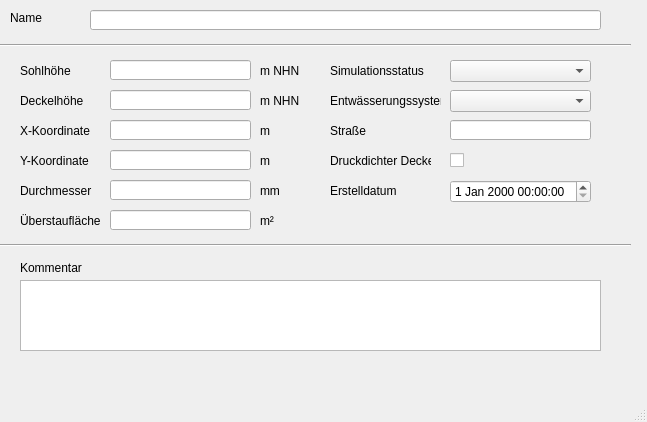
Old version of the form qkan/importhe/templates/schaechte.ui in the repository hoettges/QKan.
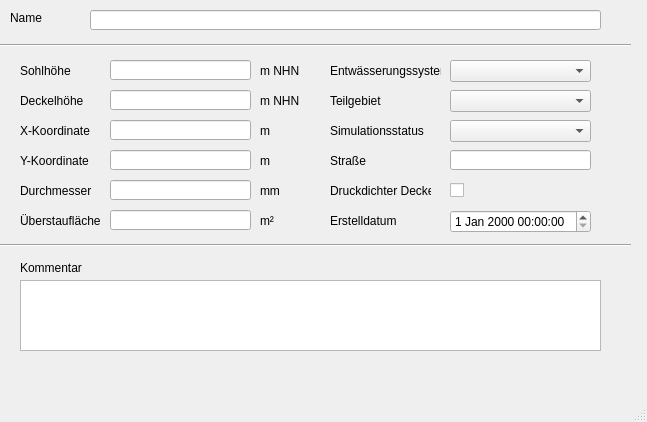
New version of the form. Custom widgets are drawn as their Qt base class.

Patch:
```diff
--- a/qkan/importhe/templates/schaechte.ui
+++ b/qkan/importhe/templates/schaechte.ui
@@ -21,7 +21,7 @@
     <property name="geometry">
      <rect>
       <x>330</x>
-      <y>60</y>
+      <y>120</y>
       <width>111</width>
       <height>21</height>
      </rect>
@@ -112,7 +112,7 @@
     <property name="geometry">
      <rect>
       <x>330</x>
-      <y>180</y>
+      <y>210</y>
       <width>71</width>
       <height>21</height>
      </rect>
@@ -229,7 +229,7 @@
     <property name="geometry">
      <rect>
       <x>330</x>
-      <y>90</y>
+      <y>60</y>
       <width>111</width>
       <height>21</height>
      </rect>
@@ -242,7 +242,7 @@
     <property name="geometry">
      <rect>
       <x>330</x>
-      <y>150</y>
+      <y>180</y>
       <width>101</width>
       <height>21</height>
      </rect>
@@ -315,7 +315,7 @@
     <property name="geometry">
      <rect>
       <x>450</x>
-      <y>60</y>
+      <y>120</y>
       <width>141</width>
       <height>22</height>
      </rect>
@@ -325,7 +325,7 @@
     <property name="geometry">
      <rect>
       <x>450</x>
-      <y>90</y>
+      <y>60</y>
       <width>141</width>
       <height>22</height>
      </rect>
@@ -335,7 +335,7 @@
     <property name="geometry">
      <rect>
       <x>450</x>
-      <y>150</y>
+      <y>180</y>
       <width>70</width>
       <height>21</height>
      </rect>
@@ -358,7 +358,7 @@
     <property name="geometry">
      <rect>
       <x>330</x>
-      <y>120</y>
+      <y>150</y>
       <width>46</width>
       <height>21</height>
      </rect>
@@ -407,7 +407,7 @@
     <property name="geometry">
      <rect>
       <x>450</x>
-      <y>120</y>
+      <y>150</y>
       <width>141</width>
       <height>20</height>
      </rect>
@@ -417,12 +417,38 @@
     <property name="geometry">
      <rect>
       <x>450</x>
-      <y>180</y>
+      <y>210</y>
       <width>141</width>
       <height>23</height>
      </rect>
     </property>
    </widget>
+   <widget class="QLabel" name="label_13">
+    <property name="geometry">
+     <rect>
+      <x>330</x>
+      <y>90</y>
+      <width>71</width>
+      <height>21</height>
+     </rect>
+    </property>
+    <property name="text">
+     <string>Teilgebiet</string>
+    </property>
+    <property name="buddy">
+     <cstring>simstatus</cstring>
+    </property>
+   </widget>
+   <widget class="QComboBox" name="teilgebiet">
+    <property name="geometry">
+     <rect>
+      <x>450</x>
+      <y>90</y>
+      <width>141</width>
+      <height>22</height>
+     </rect>
+    </property>
+   </widget>
   </widget>
   <widget class="QMenuBar" name="menubar">
    <property name="geometry">
```
